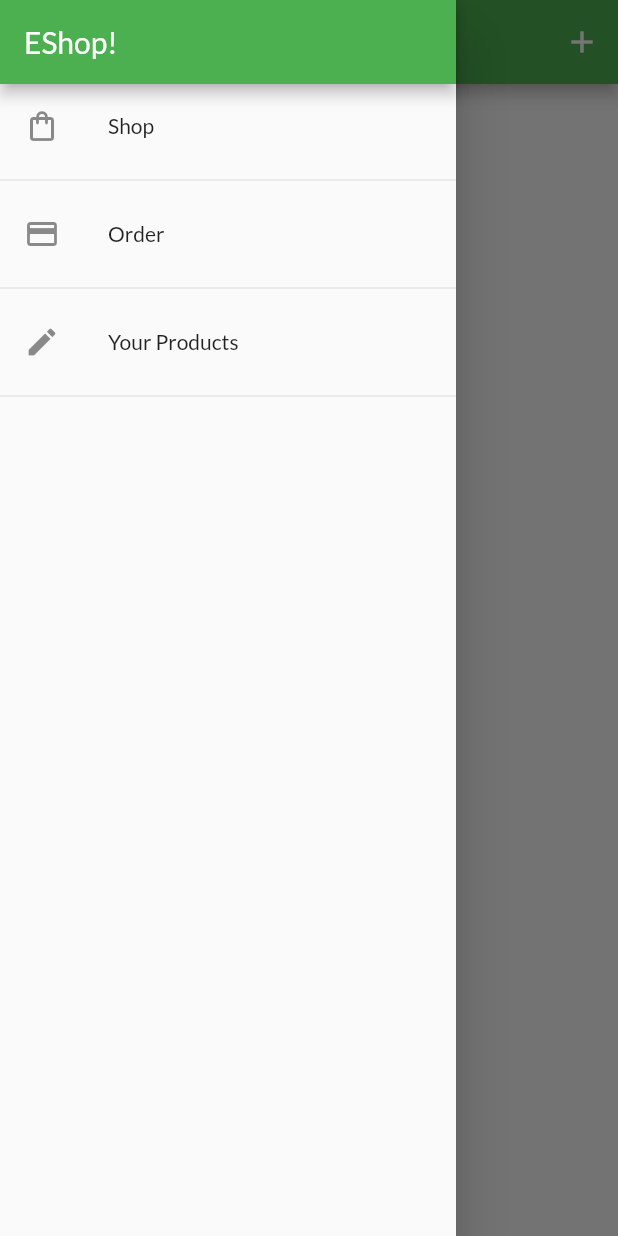
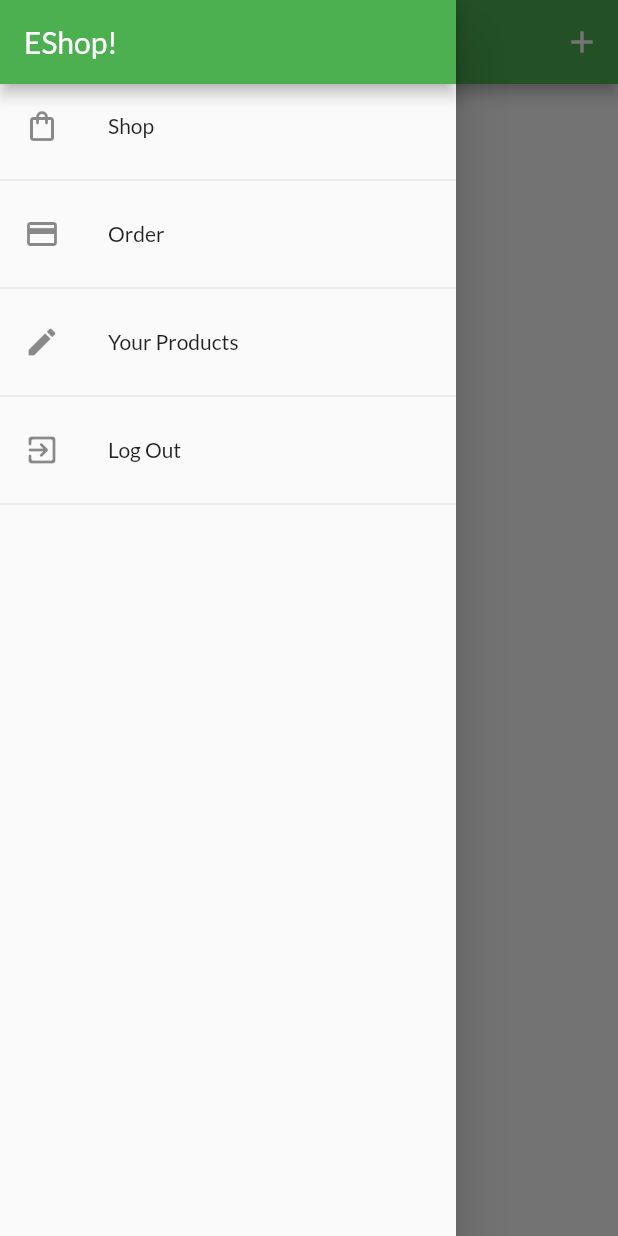
Before and after one commit to lynnphoann/E-Shop, a Flutter app: the UserProductScreen screen opened by its route, with the side drawer open, on a phone screen of 412 x 824 dp. Run offline on Flutter 3.47's test engine with Material 2 defaults, Android fonts, the phone set to English and light mode, and no system bars; network calls fail.

Commit message:
complete logout btn with data and splite user screen

```diff
--- a/lib/Providers/Order.dart
+++ b/lib/Providers/Order.dart
@@ -23,10 +23,12 @@ class Orders with ChangeNotifier {
   List<OrderItem> emptyOrders = [];
 
   final String? authToken;
+  final String? userId;
 
   Orders({
     required this.emptyOrders,
     this.authToken,
+    this.userId,
   });
 
   List<OrderItem> get order {
@@ -35,7 +37,7 @@ class Orders with ChangeNotifier {
 
   Future<void> addOrder(List<CartItem> products, double total) async {
     final url = Uri.parse(
-        "https://eshop-f10b4-default-rtdb.firebaseio.com/Orders.json?auth=$authToken");
+        "https://eshop-f10b4-default-rtdb.firebaseio.com/Orders/$userId.json?auth=$authToken");
     final timeStamp = DateTime.now();
     try {
       final response = await http.post(url,
@@ -70,11 +72,12 @@ class Orders with ChangeNotifier {
 
   Future<void> fetchOrderData() async {
     final url = Uri.parse(
-        "https://eshop-f10b4-default-rtdb.firebaseio.com/Orders.json?auth=$authToken");
+        "https://eshop-f10b4-default-rtdb.firebaseio.com/Orders/$userId.json?auth=$authToken");
     try {
       final response = await http.get(url);
       List<OrderItem> emptyCart = [];
       final networkData = json.decode(response.body) as Map<String, dynamic>;
+      print(networkData);
 
       networkData.forEach((key, value) {
         emptyCart.insert(
--- a/lib/Screens/authScreen.dart
+++ b/lib/Screens/authScreen.dart
@@ -6,6 +6,8 @@ import 'package:flutter/material.dart';
 
 class AuthScreen extends StatelessWidget {
   const AuthScreen({super.key});
+
+  static const routeName = '/authScreen';
 
   @override
   Widget build(BuildContext context) {
--- a/lib/Screens/userProductScreen.dart
+++ b/lib/Screens/userProductScreen.dart
@@ -11,12 +11,13 @@ class UserProductScreen extends StatelessWidget {
   static const routename = "/userProductScreen";
 
   Future<void> refreshProduct(BuildContext context) async {
-    await Provider.of<Products>(context, listen: false).fetchAndSet();
+    await Provider.of<Products>(context, listen: false).fetchAndSet(true);
   }
 
   @override
   Widget build(BuildContext context) {
-    final productData = Provider.of<Products>(context);
+    print("This is building");
+    // final productData = Provider.of<Products>(context);
     return Scaffold(
         appBar: AppBar(
           title: Text("Your Products"),
@@ -29,10 +30,19 @@ class UserProductScreen extends StatelessWidget {
             ),
           ],
         ),
-      drawer: AppDrawer(),
-      body: RefreshIndicator(
+        drawer: const AppDrawer(),
+        body: FutureBuilder(
+            future: refreshProduct(context),
+            builder: (context, snapshot) => snapshot.connectionState ==
+                    ConnectionState.waiting
+                ? const Center(
+                    child: CircularProgressIndicator(
+                    color: Colors.green,
+                  ))
+                : RefreshIndicator(
                     onRefresh: () => refreshProduct(context),
-        child: Padding(
+                    child: Consumer<Products>(
+                      builder: (context, productData, _) => Padding(
                         padding: EdgeInsets.all(8),
                         child: ListView.builder(
                           itemCount: productData.items.length,
@@ -40,7 +50,8 @@ class UserProductScreen extends StatelessWidget {
                             return Column(
                               children: [
                                 UserProductItem(
-                      price: productData.items[index].price.toString(),
+                                    price: productData.items[index].price
+                                        .toString(),
                                     imageUrl: productData.items[index].imageUrl,
                                     title: productData.items[index].title,
                                     id: productData.items[index].id!),
@@ -51,6 +62,6 @@ class UserProductScreen extends StatelessWidget {
                         ),
                       ),
                     ),
-    );
+                  )));
   }
 }
--- a/lib/Widgets/app_drawer.dart
+++ b/lib/Widgets/app_drawer.dart
@@ -1,6 +1,9 @@
+import 'package:eshop/Providers/Auth.dart';
+import 'package:eshop/Screens/authScreen.dart';
 import 'package:eshop/Screens/orderScreen.dart';
 import 'package:eshop/Screens/userProductScreen.dart';
 import 'package:flutter/material.dart';
+import 'package:provider/provider.dart';
 
 class AppDrawer extends StatelessWidget {
   const AppDrawer({super.key});
@@ -38,6 +41,15 @@ class AppDrawer extends StatelessWidget {
                   .pushReplacementNamed(UserProductScreen.routename);
             },
           ),
+          const Divider(),
+          ListTile(
+            leading: Icon(Icons.exit_to_app_rounded),
+            title: Text("Log Out"),
+            onTap: () {
+              Provider.of<Auth>(context, listen: false).logOut();
+              Navigator.pushReplacementNamed(context, AuthScreen.routeName);
+            },
+          ),
           Divider()
         ],
       ),
--- a/lib/main.dart
+++ b/lib/main.dart
@@ -44,6 +44,7 @@ class MyApp extends StatelessWidget {
           update: (context, authData, previousOrders) => Orders(
             emptyOrders: previousOrders == null ? [] : previousOrders.order,
             authToken: authData.token,
+            userId: authData.userId,
           ),
         )
       ],
@@ -68,6 +69,7 @@ class MyApp extends StatelessWidget {
             LogInOutScreen.routeName: (context) => LogInOutScreen(),
             ProductOverviewScreen.routeName: (context) =>
                 ProductOverviewScreen(),
+            AuthScreen.routeName: (context) => AuthScreen(),
           },
         ),
       ),
```
Also changed, not shown: lib/Providers/Auth.dart (+7 -0 lines), lib/Providers/Products.dart (+5 -2 lines), lib/Screens/LogInOutScreen.dart (+19 -19 lines). Lines whose indentation alone changed are shown as unchanged.
